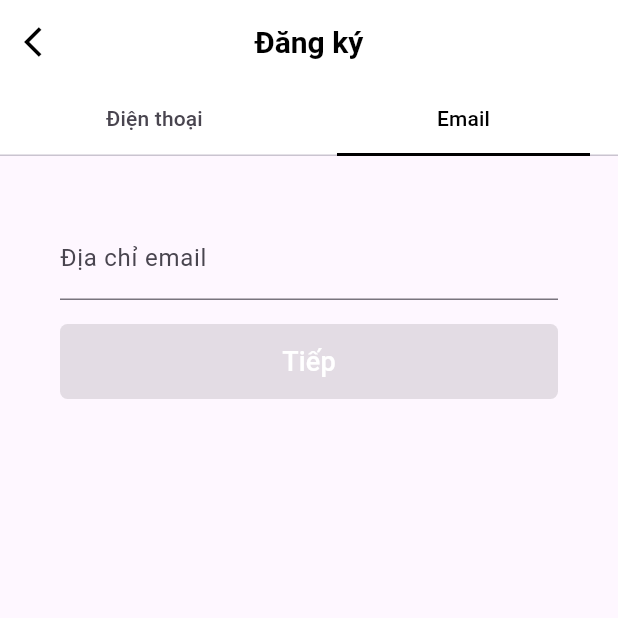
After one commit to Dao-Van-Thanh/App_Top_Top, a Flutter app: the screen it shows after launch, tab 2 chosen, on a phone screen of 412 x 824 dp, the top half of it. The commit adds this screen. Run offline on Flutter 3.47's test engine with Material 3 defaults, Android fonts, the phone set to English and light mode, and no system bars.

Commit message:
code giao diện man hinh dang ky email

```diff
--- a/lib/View/Screen/DangKy/man_hinh_dang_ky_createPass.dart
+++ b/lib/View/Screen/DangKy/man_hinh_dang_ky_createPass.dart
@@ -178,4 +178,5 @@ class _MyWidgetState extends State<CreatePassSingup> {
       ),
     );
   }
+  // FUCK THUY
 }
--- a/lib/View/Screen/DangKy/man_hinh_dang_ky_date_of_birth.dart
+++ b/lib/View/Screen/DangKy/man_hinh_dang_ky_date_of_birth.dart
@@ -141,5 +141,6 @@ class _MyCreateDateOfBirthState extends State<CreateDateOfBirth> {
         ),
       ),
     );
+    // FUCK THUY
   }
 }
--- /dev/null
+++ b/lib/View/Screen/DangKy/man_hinh_dang_ky_email.dart
@@ -0,0 +1,100 @@
+import 'package:app/View/Screen/DangKy/man_hinh_dang_ky_createPass.dart';
+import 'package:flutter/material.dart';
+
+class ManHinhDangKyEmail extends StatefulWidget {
+  const ManHinhDangKyEmail({Key? key}) : super(key: key);
+
+  @override
+  State<ManHinhDangKyEmail> createState() => _MyManHinhDangKyEmailState();
+}
+
+class _MyManHinhDangKyEmailState extends State<ManHinhDangKyEmail>{
+  TextEditingController emailController = TextEditingController();
+  bool isButtonEnabled = false; // Trạng thái ban đầu của nút
+  String? emailErrorText;
+  bool isClearButtonVisible = false; // trạng thái ban đầu của nút x
+  bool _isEmailValid(String text) {
+    final emailRegExp = RegExp(r'^[\w-]+(\.[\w-]+)*@([\w-]+\.)+[a-zA-Z]{2,7}$');
+    return emailRegExp.hasMatch(text);
+  }
+
+  @override
+  Widget build(BuildContext context) {
+    return Scaffold(
+
+      body: Padding(
+        padding: const EdgeInsets.all(40),
+        child: Column(
+          children: [
+            TextField(
+              controller: emailController,
+              onChanged: (text) {
+                setState(() {
+                  // Kiểm tra xem ô input có rỗng hay không để cập nhật trạng thái của nút
+                  isButtonEnabled = text.isNotEmpty;
+                  isClearButtonVisible = text.isNotEmpty;
+                  if (isButtonEnabled) {
+                    emailErrorText = null;
+                  }
+                });
+              },
+              decoration: InputDecoration(
+                labelText: 'Địa chỉ email',
+                errorText: emailErrorText,
+                suffixIcon: isClearButtonVisible
+                    ? GestureDetector(
+                        onTap: () {
+                          // Xoá toàn bộ nội dung trong TextField khi nút "X" được nhấn
+                          emailController.clear();
+
+                          // Ẩn nút "X" sau khi xoá
+                          isClearButtonVisible = false;
+                        },
+                        child: Icon(Icons.close), // Icon "X"
+                      )
+                    : null,
+              ),
+            ),
+            const SizedBox(height: 16.0),
+            ElevatedButton(
+              onPressed: isButtonEnabled
+                  ? () {
+                      setState(() {
+                        emailErrorText = _isEmailValid(emailController.text)
+                            ? null
+                            : 'Nhập địa chỉ email hợp lệ';
+                      });
+                      if (emailErrorText != null ||
+                          emailErrorText != 'Nhập địa chỉ email hợp lệ') {
+                        Navigator.push(
+                          context,
+                          MaterialPageRoute(
+                              builder: (context) => CreatePassSingup()),
+                        );
+                      }
+                    }
+                  : null, // Vô hiệu hóa nút nếu ô input rỗng
+              style: ElevatedButton.styleFrom(
+                shape: RoundedRectangleBorder(
+                  borderRadius: BorderRadius.circular(5.0), // Đường viền cong
+                ),
+                backgroundColor: isButtonEnabled
+                    ? Colors.red // Màu nền của nút khi có dữ liệu trong ô input
+                    : const Color.fromARGB(
+                        255, 219, 219, 219), // Màu nền của nút khi ô input rỗng
+                minimumSize: const Size(500, 50), // Kích thước nút
+              ),
+              child: const Text(
+                'Tiếp',
+                style: TextStyle(
+                  color: Colors.white, // Màu chữ
+                  fontSize: 18.0, // Kích thước chữ
+                ),
+              ),
+            )
+          ],
+        ),
+      ),
+    );
+  }
+}
--- /dev/null
+++ b/lib/View/Screen/DangKy/man_hinh_dang_ky_email_voi_sdt.dart
@@ -0,0 +1,76 @@
+import 'package:app/View/Screen/DangKy/man_hinh_dang_ky_email.dart';
+import 'package:app/View/Screen/DangKy/man_hinh_dang_ky_sdt.dart';
+import 'package:flutter/material.dart';
+
+class ManHinhDangKyEmailWithSDT extends StatefulWidget {
+  @override
+  State<ManHinhDangKyEmailWithSDT> createState() => _ManHinhDangKyState();
+}
+
+class _ManHinhDangKyState extends State<ManHinhDangKyEmailWithSDT>
+    with SingleTickerProviderStateMixin {
+  late TabController _tabController;
+
+  @override
+  void initState() {
+    _tabController = TabController(
+      length: 2,
+      vsync: this,
+    );
+    super.initState();
+  }
+
+  @override
+  Widget build(BuildContext context) {
+    return DefaultTabController(
+      length: 2,
+      child: Scaffold(
+        appBar: AppBar(
+          elevation: 0,
+          backgroundColor: Colors.white,
+          centerTitle: true,
+          title: const Text(
+            'Đăng ký',
+            style: TextStyle(
+              fontWeight: FontWeight.bold,
+              color: Colors.black,
+              fontSize: 20,
+            ),
+          ),
+          leading: IconButton(
+            icon: const Icon(
+              Icons.arrow_back_ios,
+              color: Colors.black,
+            ),
+            onPressed: () {
+              Navigator.of(context).pop();
+            },
+          ),
+          bottom: TabBar(
+            controller: _tabController,
+            tabs: const [
+              Tab(
+                text: 'Điện thoại',
+              ),
+              Tab(
+                text: 'Email',
+              ),
+            ],
+            labelColor: Colors.black,
+            indicator: const UnderlineTabIndicator(
+              borderSide: BorderSide(
+                color: Colors.black, // Màu sắc của underline
+                width: 2.0, // Độ dày của underline
+              ),
+              insets: EdgeInsets.symmetric(horizontal: 100.0),
+            ),
+          ),
+        ),
+        body: TabBarView(
+          controller: _tabController,
+          children: [ManHinhDangKySDT(), ManHinhDangKyEmail()],
+        ),
+      ),
+    );
+  }
+}
--- a/lib/View/Screen/DangKy/man_hinh_dang_ky_sdt.dart
+++ b/lib/View/Screen/DangKy/man_hinh_dang_ky_sdt.dart
@@ -11,5 +11,6 @@ class _MyWidgetState extends State<ManHinhDangKySDT> {
   @override
   Widget build(BuildContext context) {
     return const Text('Đăng ký với sđt');
+    //thuy
   }
 }
```
Also changed, not shown: lib/View/Screen/DangKy/man_hinh_dang_ky.dart (added, +76 -0 lines), lib/main.dart (+6 -112 lines), 1 other file.
